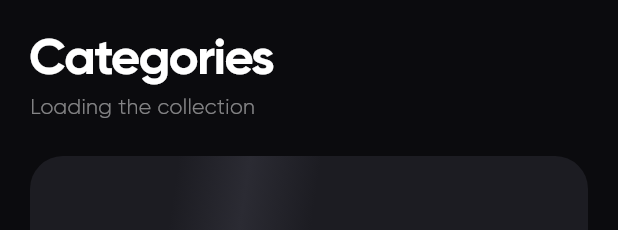
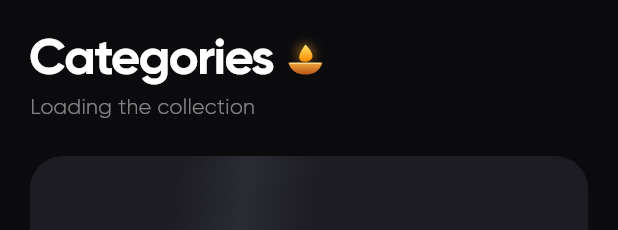
Before and after one commit to Surajkrmkr/BuffyWalls, a Flutter app: the CategoryView widget shown alone on an empty page, opened directly, on a phone screen of 412 x 824 dp. Shown: the top 230 px of the screen. Run offline on Flutter 3.47's test engine with Material 3 defaults, Android fonts, the phone set to English and light mode, and no system bars; our stand-ins replace animated_text_kit, cached_network_image, dio, firebase_analytics, firebase_core, firebase_crashlytics and 21 more; missing offline and left inert: android_path_provider, async_wallpaper, firebase_app_check, in_app_update, liquid_glass_widgets; accounts and stored records are empty; network calls fail; statements that could not run were skipped.

Commit message:
feat: add Diwali themed widgets and update UI components for better text handling

```diff
--- a/lib/ui/views/category/category_view.dart
+++ b/lib/ui/views/category/category_view.dart
@@ -35,14 +35,18 @@ class CategoryView extends StatelessWidget {
                 child: Column(
                   crossAxisAlignment: CrossAxisAlignment.start,
                   children: [
-                    Text(
+                    DiwaliTitle(
+                      child: Text(
                         'Categories',
+                        maxLines: 1,
+                        overflow: TextOverflow.ellipsis,
                         style: TextStyle(
                           fontSize: 34,
                           height: 1.05,
                           fontWeight: FontWeight.w800,
                           letterSpacing: -1.2,
                           color: onSurface,
+                        ),
                       ),
                     ),
                     const SizedBox(height: 6),
--- a/lib/ui/widgets/app_bar.dart
+++ b/lib/ui/widgets/app_bar.dart
@@ -31,20 +31,25 @@ class BuffyAppBar extends StatelessWidget implements PreferredSizeWidget {
 
   @override
   Widget build(BuildContext context) {
+    final titleWidget = showAnimatedText
+      ? animatedText(context)
+      : Text(
+        title,
+        maxLines: 1,
+        overflow: TextOverflow.ellipsis,
+        style: Theme.of(context)
+          .textTheme
+          .headlineSmall!
+          .copyWith(fontWeight: FontWeight.w700),
+        );
     return SliverAppBar(
       snap: false,
       pinned: false,
       floating: true,
       centerTitle: true,
-      title: showAnimatedText
-          ? animatedText(context)
-          : Text(
-              title,
-              style: Theme.of(context)
-                  .textTheme
-                  .headlineSmall!
-                  .copyWith(fontWeight: FontWeight.w700),
-            ),
+        title: showBackBtn || showCloseBtn
+          ? titleWidget
+          : DiwaliTitle(child: titleWidget),
       leading: showVersion
           ? versionUI(context)
           : showBackBtn
--- /dev/null
+++ b/lib/ui/widgets/diwali_widgets.dart
@@ -0,0 +1,270 @@
+import 'dart:async';
+import 'dart:math' as math;
+
+import 'package:flutter/material.dart';
+
+class Diwali {
+  Diwali._();
+
+  static final start = DateTime(2026, 11, 4);
+  static final end = DateTime(2026, 11, 13);
+  static const forceOn = bool.fromEnvironment('DIWALI_PREVIEW');
+
+  static bool isActiveAt(DateTime date) =>
+      !date.isBefore(start) && date.isBefore(end);
+
+  static bool get active => forceOn || isActiveAt(DateTime.now());
+}
+
+class DiwaliLights extends StatelessWidget {
+  final Widget child;
+  final bool? enabled;
+
+  const DiwaliLights({super.key, required this.child, this.enabled});
+
+  @override
+  Widget build(BuildContext context) => _DiwaliDecoration(
+        enabled: enabled,
+        child: child,
+      );
+}
+
+class DiwaliTitle extends StatelessWidget {
+  final Widget child;
+  final bool? enabled;
+
+  const DiwaliTitle({super.key, required this.child, this.enabled});
+
+  @override
+  Widget build(BuildContext context) => _DiwaliDecoration(
+        enabled: enabled,
+        diya: true,
+        child: child,
+      );
+}
+
+class _DiwaliDecoration extends StatefulWidget {
+  final Widget child;
+  final bool? enabled;
+  final bool diya;
+
+  const _DiwaliDecoration({
+    required this.child,
+    this.enabled,
+    this.diya = false,
+  });
+
+  @override
+  State<_DiwaliDecoration> createState() => _DiwaliDecorationState();
+}
+
+class _DiwaliDecorationState extends State<_DiwaliDecoration>
+    with SingleTickerProviderStateMixin, WidgetsBindingObserver {
+  late final AnimationController _animation = AnimationController(
+    vsync: this,
+    duration: const Duration(milliseconds: 4800),
+  );
+  Timer? _boundaryTimer;
+  bool get _active => widget.enabled ?? Diwali.active;
+
+  @override
+  void initState() {
+    super.initState();
+    WidgetsBinding.instance.addObserver(this);
+  }
+
+  @override
+  void didChangeDependencies() {
+    super.didChangeDependencies();
+    _syncAnimation();
+  }
+
+  @override
+  void didUpdateWidget(covariant _DiwaliDecoration oldWidget) {
+    super.didUpdateWidget(oldWidget);
+    _syncAnimation();
+  }
+
+  @override
+  void didChangeAppLifecycleState(AppLifecycleState state) {
+    if (state == AppLifecycleState.resumed) {
+      setState(_syncAnimation);
+    } else {
+      _animation.stop();
+    }
+  }
+
+  void _syncAnimation() {
+    if (_active && !MediaQuery.disableAnimationsOf(context)) {
+      if (!_animation.isAnimating) _animation.repeat();
+    } else {
+      _animation.stop();
+    }
+    _boundaryTimer?.cancel();
+    if (widget.enabled != null || Diwali.forceOn) return;
+    final now = DateTime.now();
+    final boundary = now.isBefore(Diwali.start) ? Diwali.start : Diwali.end;
+    if (now.isBefore(boundary)) {
+      _boundaryTimer = Timer(boundary.difference(now), () {
+        if (mounted) setState(_syncAnimation);
+      });
+    }
+  }
+
+  @override
+  void dispose() {
+    _boundaryTimer?.cancel();
+    WidgetsBinding.instance.removeObserver(this);
+    _animation.dispose();
+    super.dispose();
+  }
+
+  @override
+  Widget build(BuildContext context) {
+    if (!_active) return widget.child;
+    final decoration = IgnorePointer(
+      child: ExcludeSemantics(
+        child: RepaintBoundary(
+          child: CustomPaint(
+            painter: _DiwaliPainter(_animation, diya: widget.diya),
+          ),
+        ),
+      ),
+    );
+    if (widget.diya) {
+      return Row(
+        mainAxisSize: MainAxisSize.min,
+        children: [
+          Flexible(child: widget.child),
+          const SizedBox(width: 8),
+          SizedBox(width: 26, height: 26, child: decoration),
+        ],
+      );
+    }
+    return Stack(
+      children: [
+        widget.child,
+        Positioned.fill(child: decoration),
+      ],
+    );
+  }
+}
+
+class _DiwaliPainter extends CustomPainter {
+  final Animation<double> animation;
+  final bool diya;
+
+  _DiwaliPainter(this.animation, {required this.diya})
+      : super(repaint: animation);
+
+  static const colors = [
+    Color(0xFFFF9514),
+    Color(0xFFFF3D71),
+    Color(0xFFFFD60A),
+    Color(0xFF3DDC84),
+    Color(0xFF46BEFF),
+  ];
+
+  @override
+  void paint(Canvas canvas, Size size) {
+    if (size.isEmpty) return;
+    if (diya) {
+      _paintDiya(canvas, size);
+      return;
+    }
+    final wire = Paint()
+      ..color = const Color(0xAA4A4A52)
+      ..style = PaintingStyle.stroke
+      ..strokeWidth = 0.7;
+    for (var strand = 0; strand < 2; strand++) {
+      final baseline = size.height * (strand == 0 ? 0.06 : 0.55);
+      final sag = size.height * 0.12;
+      canvas.drawPath(
+        Path()
+          ..moveTo(0, baseline)
+          ..quadraticBezierTo(
+              size.width / 2, baseline + sag * 2, size.width, baseline),
+        wire,
+      );
+      final count = (size.width / 19).round().clamp(3, 24);
+      for (var bulb = 0; bulb < count; bulb++) {
+        final position = (bulb + 0.5) / count;
+        final center = Offset(size.width * position,
+            baseline + 4 * sag * position * (1 - position) + 3);
+        final brightness = 0.35 +
+            0.65 *
+                (0.5 +
+                    0.5 *
+                        math.sin(2 *
+                            math.pi *
+                            (animation.value * (1 + bulb % 3) +
+                                position +
+                                strand)));
+        final color = colors[(bulb + strand * 2) % colors.length];
+        canvas.drawCircle(
+          center,
+          4,
+          Paint()
+            ..color = color.withValues(alpha: brightness * 0.5)
+            ..maskFilter = const MaskFilter.blur(BlurStyle.normal, 3),
+        );
+        canvas.drawOval(
+          Rect.fromCenter(center: center, width: 3, height: 4),
+          Paint()..color = color.withValues(alpha: brightness),
+        );
+      }
+    }
+  }
+
+  void _paintDiya(Canvas canvas, Size size) {
+    canvas.save();
+    canvas.scale(size.width, size.height);
+    final flicker = math.sin(animation.value * math.pi * 8);
+    final tip = 0.19 + flicker * 0.025;
+    canvas.drawCircle(
+      const Offset(0.5, 0.4),
+      0.24,
+      Paint()
+        ..color = const Color(0x66FFA726)
+        ..maskFilter = const MaskFilter.blur(BlurStyle.normal, 0.12),
+    );
+    canvas.drawPath(
+      Path()
+        ..moveTo(0.5, tip)
+        ..cubicTo(0.83, 0.5, 0.63, 0.62, 0.5, 0.62)
+        ..cubicTo(0.3, 0.62, 0.28, 0.48, 0.5, tip),
+      Paint()
+        ..shader = const LinearGradient(
+          begin: Alignment.topCenter,
+          end: Alignment.bottomCenter,
+          colors: [Color(0xFFFFE066), Color(0xFFFF8A00)],
+        ).createShader(const Rect.fromLTWH(0.3, 0.2, 0.4, 0.42)),
+    );
+    canvas.drawPath(
+      Path()
+        ..moveTo(0.06, 0.64)
+        ..quadraticBezierTo(0.5, 0.72, 0.94, 0.64)
+        ..quadraticBezierTo(0.84, 0.95, 0.5, 0.95)
+        ..quadraticBezierTo(0.16, 0.95, 0.06, 0.64),
+      Paint()
+        ..shader = const LinearGradient(
+          colors: [Color(0xFFF2A83B), Color(0xFFB8561A)],
+          begin: Alignment.topCenter,
+          end: Alignment.bottomCenter,
+        ).createShader(const Rect.fromLTWH(0, 0.64, 1, 0.31)),
+    );
+    canvas.drawLine(
+      const Offset(0.12, 0.66),
+      const Offset(0.88, 0.66),
+      Paint()
+        ..color = const Color(0xFFFFD98A)
+        ..strokeWidth = 0.035
+        ..strokeCap = StrokeCap.round,
+    );
+    canvas.restore();
+  }
+
+  @override
+  bool shouldRepaint(covariant _DiwaliPainter oldDelegate) =>
+      oldDelegate.diya != diya || oldDelegate.animation != animation;
+}
--- a/lib/ui/widgets/gallery_widgets.dart
+++ b/lib/ui/widgets/gallery_widgets.dart
@@ -63,14 +63,18 @@ class GalleryHeader extends StatelessWidget {
             child: Column(
               crossAxisAlignment: CrossAxisAlignment.start,
               children: [
-                Text(
+                DiwaliLights(
+                  child: Text(
                     'BuffyWalls',
+                    maxLines: 1,
+                    overflow: TextOverflow.ellipsis,
                     style: TextStyle(
                       fontSize: 26,
                       height: 1.05,
                       fontWeight: FontWeight.w800,
                       letterSpacing: -1,
                       color: onSurface,
+                    ),
                   ),
                 ),
                 const SizedBox(height: 2),
--- a/lib/ui/widgets/widget_export.dart
+++ b/lib/ui/widgets/widget_export.dart
@@ -14,3 +14,4 @@ export 'monetization_widgets.dart';
 export 'home_category_card.dart';
 export 'motion.dart';
 export 'gallery_widgets.dart';
+export 'diwali_widgets.dart';
```
Lines whose indentation alone changed are shown as unchanged.
